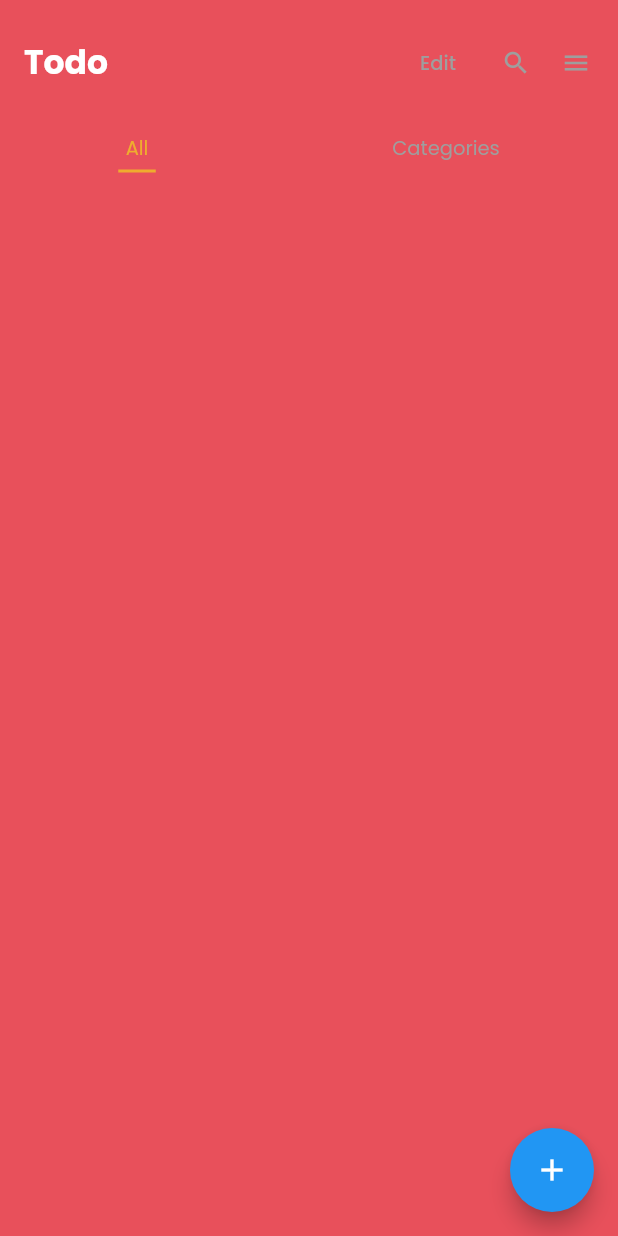
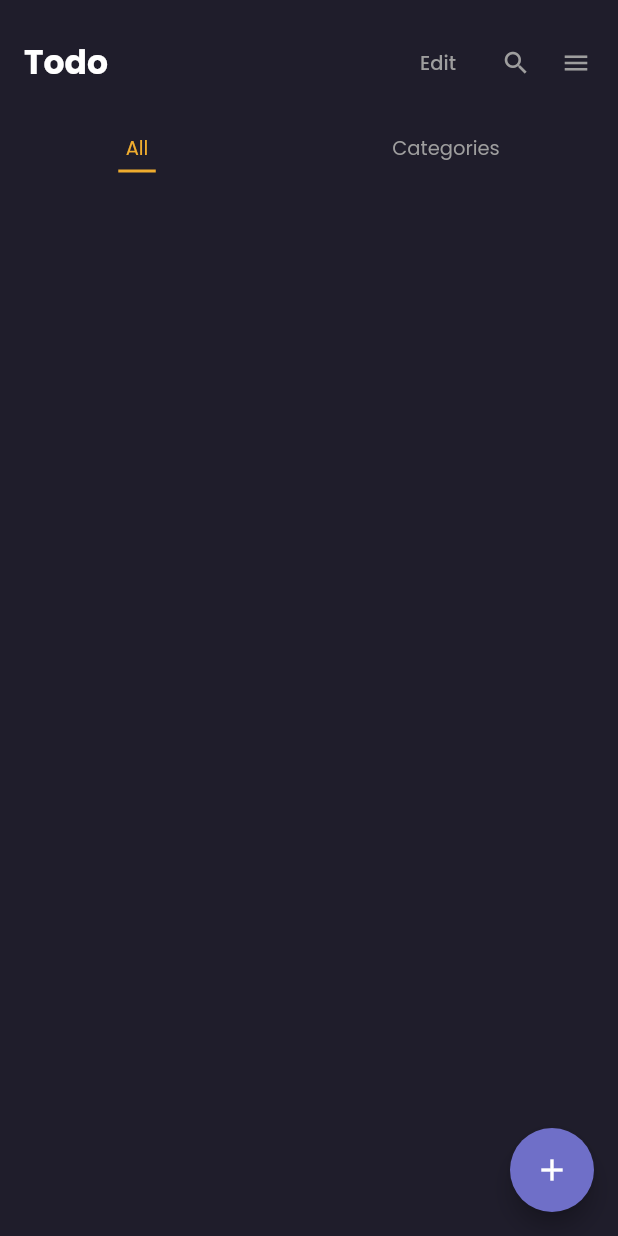
Before and after one commit to SydneyTechnologies/Todoit, a Flutter app: the TodoitPage screen opened directly, on a phone screen of 412 x 824 dp. Run offline on Flutter 3.47's test engine with Material 2 defaults, Android fonts, the phone set to English and light mode, and no system bars.

Commit message:
Merged startpage branch into this branch

```diff
--- a/lib/styles/app_colors.dart
+++ b/lib/styles/app_colors.dart
@@ -1,4 +1,10 @@
 import 'package:flutter/material.dart';
 class AppColors{
-  static const Color kAppColor = Color(0xffE8505B);
+  static const Color kAppColor = Color(0xff1F1D2B);
+  static const Color kButtonColor = Color(0xff6f6fc8);
+  static const Color cardBGColorOne = Color(0xff3A3A4C);
+  static const Color cardBGColorTwo = Color(0xff272636);
+  static const Color allBGColor = Color(0xff1F1D2B);
+  static const Color dateColor = Color(0xff91919A);
+  static const Color descriptionColor = Color(0xff91919A);
 }
```
